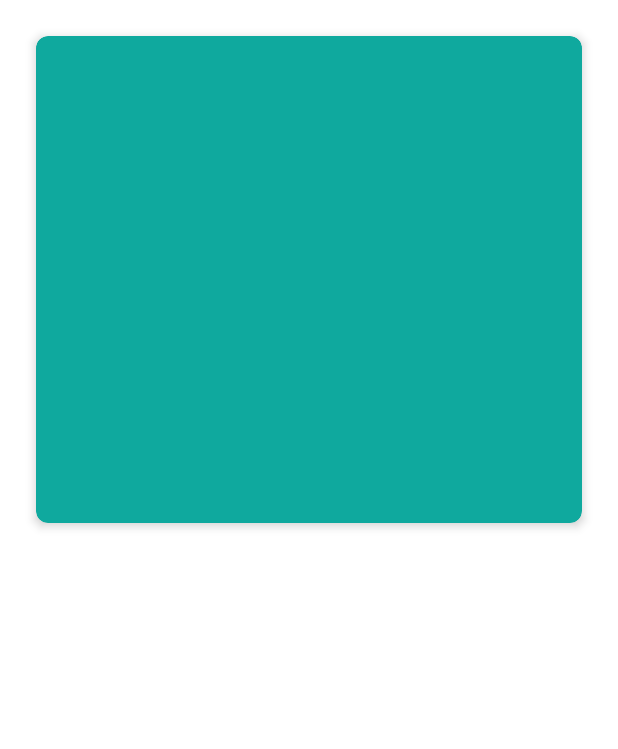
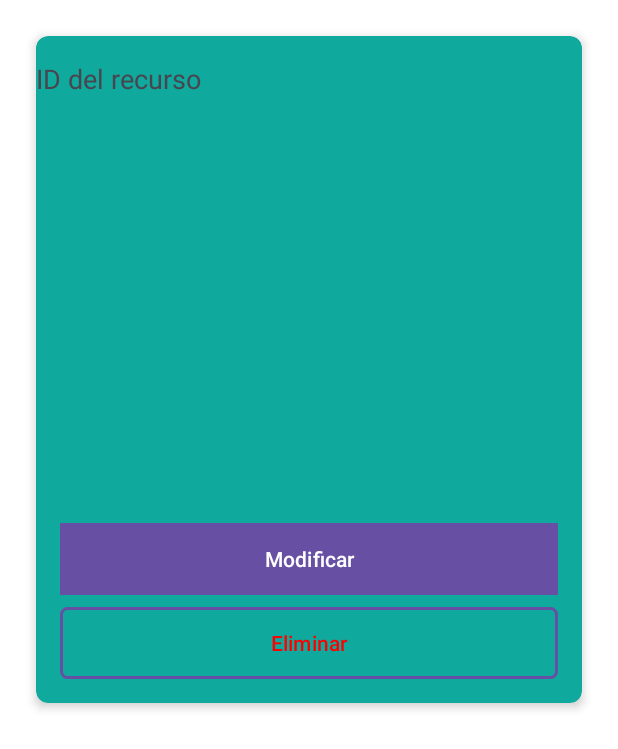
Before and after one commit to JulianMoreno03/Desafio3_DSM, an Android app: the RecursoDetailActivity screen opened directly, with no data from a screen before it, on a phone screen of 412 x 824 dp. Shown: the top 749 px of the screen. Run offline under Robolectric (Android 15) with nearby library versions, the phone set to English and light mode, and no system bars; our stand-ins replace Picasso; pictures from the network do not load.

```diff
--- a/app/src/main/java/edu/udb/desafio03_dsm/RecursoDetailActivity.kt
+++ b/app/src/main/java/edu/udb/desafio03_dsm/RecursoDetailActivity.kt
@@ -1,34 +1,105 @@
 package edu.udb.desafio03_dsm
 
 import android.os.Bundle
+import android.util.Log
+import android.widget.Button
 import android.widget.ImageView
 import android.widget.TextView
+import android.widget.Toast
 import androidx.appcompat.app.AppCompatActivity
 import com.squareup.picasso.Picasso
 import edu.udb.desafio03_dsm.model.Recurso
+import edu.udb.desafio03_dsm.network.RetrofitInstance
+import edu.udb.desafio03_dsm.ui.adapter.RecursoAdapter
+import retrofit2.Call
+import retrofit2.Callback
+import retrofit2.Response
 
 class RecursoDetailActivity : AppCompatActivity() {
-
+    private lateinit var recursoAdapter: RecursoAdapter
+    private lateinit var recursos: List<Recurso>
+    private lateinit var recursoId: TextView
     private lateinit var recursoTitulo: TextView
     private lateinit var recursoDescripcion: TextView
     private lateinit var recursoImagen: ImageView
     private lateinit var recursoEnlace: TextView
+    private lateinit var btnEliminar: Button
+    private var recurso: Recurso? = null // Variable para almacenar el recurso
+
     override fun onCreate(savedInstanceState: Bundle?) {
         super.onCreate(savedInstanceState)
         setContentView(R.layout.activity_recurso_detail)
 
+        // Inicializa tus vistas
+        recursoId = findViewById(R.id.recursoId)
         recursoTitulo = findViewById(R.id.recursoTitulo)
         recursoDescripcion = findViewById(R.id.recursoDescripcion)
+        recursoEnlace = findViewById(R.id.recursoEnlace)
         recursoImagen = findViewById(R.id.recursoImagen)
-        recursoEnlace = findViewById(R.id.recursoEnlace)
-        // Obtener el recurso de los extras
-        val recurso = intent.getParcelableExtra<Recurso>("recurso")
+        btnEliminar = findViewById(R.id.btnEliminar)
+
+        // Obtener el recurso pasado desde el Intent
+        recurso = intent.getParcelableExtra("recurso")
 
         recurso?.let {
+            recursoId.text = it.id.toString() // Muestra el ID del recurso
             recursoTitulo.text = it.titulo
             recursoDescripcion.text = it.descripcion
             recursoEnlace.text = it.enlace
-            Picasso.get().load(it.imagen).into(recursoImagen)
+
+
+            // Cargar la imagen usando Picasso
+            Picasso.get()
+                .load(it.imagen)
+                .placeholder(R.drawable.ic_launcher_foreground) // Imagen de carga
+                .error(R.drawable.ic_launcher_foreground)
+                .into(recursoImagen)
+        }
+
+        // Configurar el clic del botón para eliminar el recurso
+        btnEliminar.setOnClickListener {
+            recurso?.let {
+                eliminarRecurso(it.id) // Llama a la función para eliminar el recurso
+            }
         }
     }
+
+    private fun eliminarRecurso(id: Int) {
+        // Llamada a la API para eliminar el recurso
+        val call = RetrofitInstance.api.deleteRecurso(id)
+
+        call.enqueue(object : Callback<Void> {
+            override fun onResponse(call: Call<Void>, response: Response<Void>) {
+                if (response.isSuccessful) {
+                    // El recurso se eliminó correctamente
+                    Toast.makeText(this@RecursoDetailActivity, "Recurso eliminado con éxito", Toast.LENGTH_SHORT).show()
+                    getRecursos()
+                } else {
+                    // Manejar el caso de error (ej. recurso no encontrado)
+                    Toast.makeText(this@RecursoDetailActivity, "Error al eliminar recurso: ${response.message()}", Toast.LENGTH_SHORT).show()
+                }
+            }
+
+            override fun onFailure(call: Call<Void>, t: Throwable) {
+                // Manejar el error de conexión o cualquier otro error
+                Toast.makeText(this@RecursoDetailActivity, "Error de conexión: ${t.localizedMessage}", Toast.LENGTH_SHORT).show()
+            }
+        })
+    }
+    private fun getRecursos() {
+        RetrofitInstance.api.getRecursos().enqueue(object : Callback<List<Recurso>> {
+            override fun onResponse(call: Call<List<Recurso>>, response: Response<List<Recurso>>) {
+                if (response.isSuccessful) {
+                    recursos = response.body() ?: emptyList() // Guardar los recursos en la variable
+                    recursoAdapter.setRecursos(recursos) // Pasa los recursos al adaptador
+                } else {
+                    Log.e("MainActivity", "Error en la respuesta")
+                }
+            }
+
+            override fun onFailure(call: Call<List<Recurso>>, t: Throwable) {
+                Log.e("MainActivity", "Error en la llamada: ${t.message}")
+            }
+        })
+    }
 }
--- a/app/src/main/java/edu/udb/desafio03_dsm/model/Recurso.kt
+++ b/app/src/main/java/edu/udb/desafio03_dsm/model/Recurso.kt
@@ -4,6 +4,7 @@ import android.os.Parcel
 import android.os.Parcelable
 
 // Modelo de datos que traerá de la API
+
 data class Recurso(
     val id: Int,
     val titulo: String,
@@ -32,7 +33,6 @@ data class Recurso(
         parcel.writeString(imagen)
     }
 
-    // Método que describe el contenido, en este caso no se necesita
     override fun describeContents(): Int {
         return 0
     }
--- a/app/src/main/java/edu/udb/desafio03_dsm/network/RecursoApiService.kt
+++ b/app/src/main/java/edu/udb/desafio03_dsm/network/RecursoApiService.kt
@@ -23,6 +23,6 @@ interface RecursoApiService {
     fun updateRecurso(@Path("id") id: Int, @Body recurso: Recurso): Call<Recurso>
 
     // Eliminar un recurso
-    @DELETE("recursos/recurso/{id}")
+    @DELETE("recursos/{id}")
     fun deleteRecurso(@Path("id") id: Int): Call<Void>
 }
--- a/app/src/main/java/edu/udb/desafio03_dsm/ui/adapter/RecursoAdapter.kt
+++ b/app/src/main/java/edu/udb/desafio03_dsm/ui/adapter/RecursoAdapter.kt
@@ -2,6 +2,7 @@ package edu.udb.desafio03_dsm.ui.adapter
 
 import android.content.Context
 import android.content.Intent
+import android.util.Log
 import android.view.LayoutInflater
 import android.view.View
 import android.view.ViewGroup
@@ -41,7 +42,9 @@ class RecursoAdapter(private var recursos: List<Recurso> = emptyList()) : Recycl
         holder.itemView.setOnClickListener {
             val intent = Intent(holder.itemView.context, RecursoDetailActivity::class.java).apply {
                 putExtra("recurso", recurso) // Enviar el recurso como extra
+
             }
+            Log.d("RecursoAdapter", "ID del recurso enviado: ${recurso.id}") // Log del ID
             holder.itemView.context.startActivity(intent) // Iniciar la nueva actividad
         }
     }
--- /dev/null
+++ b/app/src/main/res/drawable/button_background.xml
@@ -0,0 +1,8 @@
+<?xml version="1.0" encoding="utf-8"?>
+<shape xmlns:android="http://schemas.android.com/apk/res/android">
+    <solid android:color="@android:color/transparent" /> <!-- Fondo transparente -->
+    <stroke
+        android:width="2dp"
+    android:color="@color/black" />
+    <corners android:radius="4dp" />
+</shape>
--- a/app/src/main/res/layout/activity_recurso_detail.xml
+++ b/app/src/main/res/layout/activity_recurso_detail.xml
@@ -14,7 +14,13 @@
         app:cardCornerRadius="8dp"
         app:cardElevation="4dp"
         app:cardBackgroundColor="@color/bg">
-
+        <TextView
+            android:id="@+id/recursoId"
+            android:layout_width="wrap_content"
+            android:layout_height="wrap_content"
+            android:text="ID del recurso"
+            android:textSize="18sp"
+            android:layout_marginTop="16dp" />
         <LinearLayout
             android:layout_width="match_parent"
             android:layout_height="wrap_content"
@@ -43,7 +49,6 @@
                 android:layout_marginTop="4dp"
                 android:textSize="16sp" />
 
-
             <TextView
                 android:id="@+id/recursoEnlace"
                 android:layout_width="wrap_content"
@@ -53,7 +58,26 @@
                 android:textSize="16sp"
                 android:autoLink="web"
                 android:clickable="true"
-                android:focusable="true"/>
+                android:focusable="true" />
+
+            <!-- Botón para modificar el recurso -->
+            <Button
+                android:id="@+id/btnModificar"
+                android:layout_width="match_parent"
+                android:layout_height="wrap_content"
+                android:text="Modificar"
+                android:layout_marginTop="16dp"
+                android:background="@android:color/white"/>
+
+            <!-- Botón para eliminar el recurso -->
+            <Button
+                android:id="@+id/btnEliminar"
+                android:layout_width="match_parent"
+                android:layout_height="wrap_content"
+                android:text="Eliminar"
+                android:textColor="@color/rojo"
+                android:layout_marginTop="8dp"
+                android:background="@drawable/button_background"/>
 
         </LinearLayout>
     </androidx.cardview.widget.CardView>
--- a/app/src/main/res/values/colors.xml
+++ b/app/src/main/res/values/colors.xml
@@ -3,4 +3,6 @@
     <color name="black">#FF000000</color>
     <color name="white">#FFFFFFFF</color>
     <color name="bg">#0FA99E</color>
+
+    <color name="rojo">#FF0000</color>
 </resources>
```
